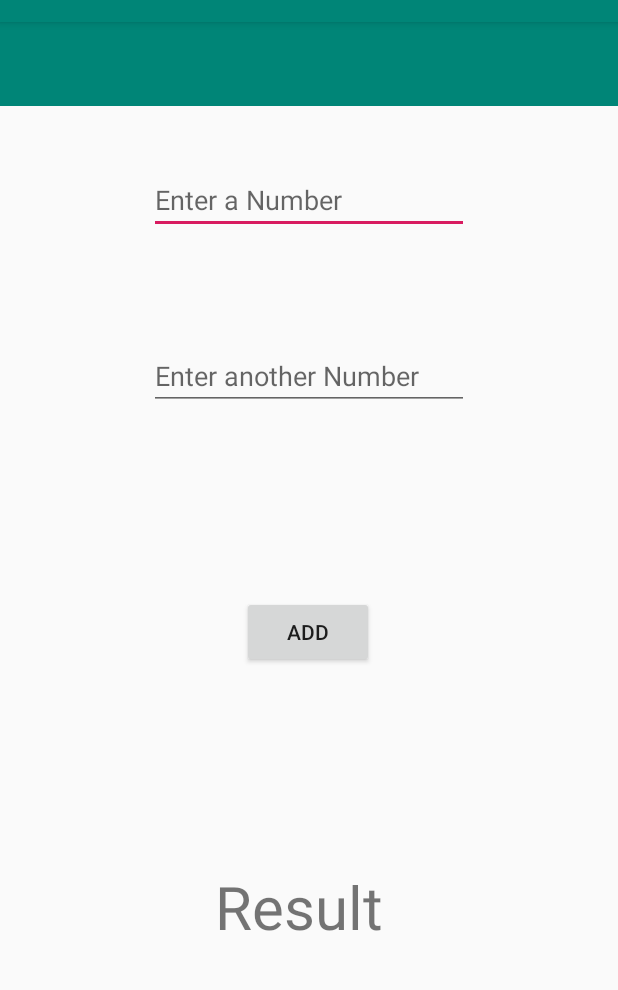
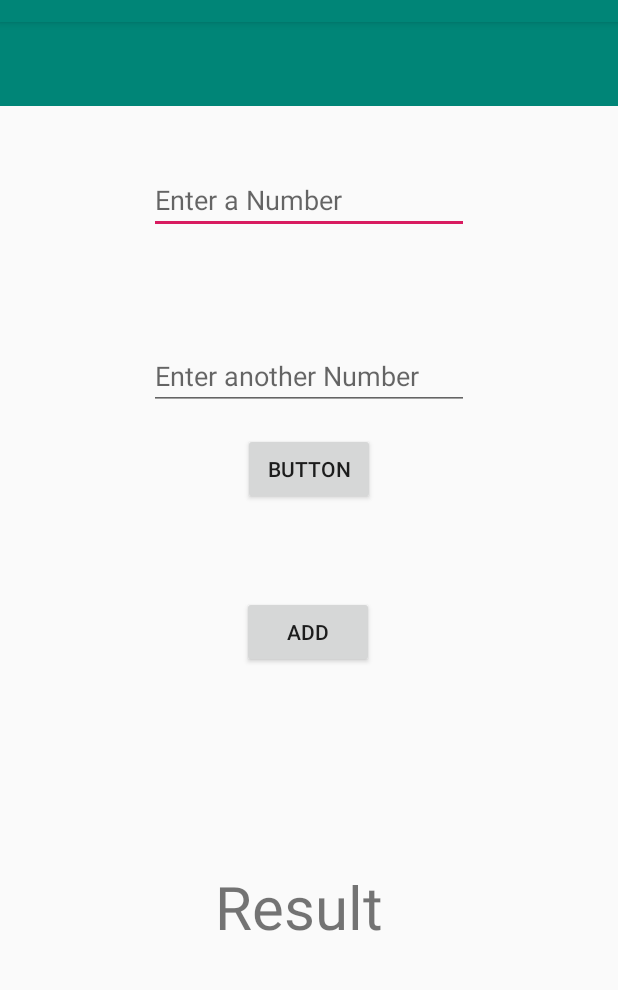
Before and after one commit to owen197/android-practice, an Android app: the screen it shows after launch (MainActivity), on a phone screen of 412 x 824 dp, the part 62-1052 px from its top. Run offline under Robolectric (Android 15) with nearby library versions, the phone set to English and light mode, and no system bars.

Commit message:
second commit

```diff
--- a/app/src/main/res/layout/activity_main.xml
+++ b/app/src/main/res/layout/activity_main.xml
@@ -63,4 +63,14 @@
         app:layout_constraintStart_toStartOf="parent"
         app:layout_constraintTop_toBottomOf="@+id/buttonAdd"
         app:layout_constraintVertical_bias="0.52" />
+
+    <Button
+        android:id="@+id/button"
+        android:layout_width="wrap_content"
+        android:layout_height="wrap_content"
+        android:text="Button"
+        app:layout_constraintBottom_toTopOf="@+id/buttonAdd"
+        app:layout_constraintEnd_toEndOf="parent"
+        app:layout_constraintStart_toStartOf="parent"
+        app:layout_constraintTop_toTopOf="@+id/secondNumEditText" />
 </androidx.constraintlayout.widget.ConstraintLayout>
```
